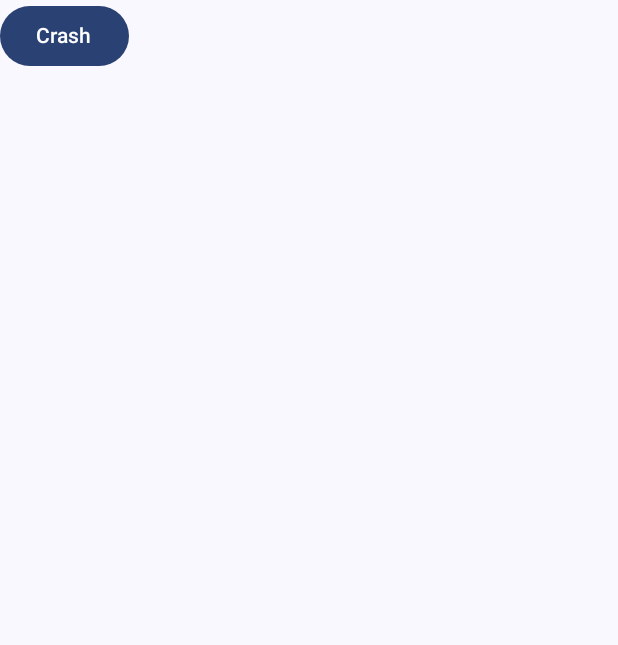
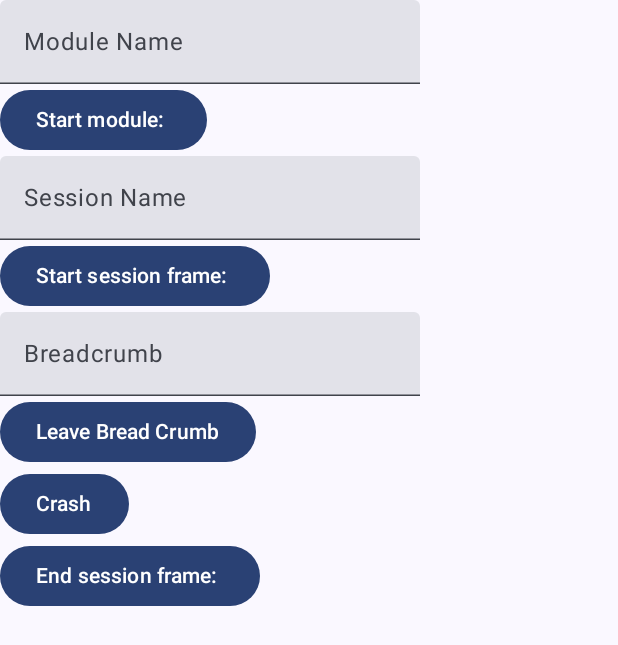
Before and after one commit to prasadaraoteela/app-dynamics-demo, an Android app built with Jetpack Compose: the screen it shows after launch (MainActivity), on a phone screen of 412 x 824 dp. Shown: the top 645 px of the screen. Run offline under Robolectric (Android 15) with nearby library versions, the phone set to English and light mode, and no system bars; libraries missing offline, so code that uses them is left out: com.appdynamics.eumagent; 2 statements that could not run were skipped.

Commit message:
Map user-data with modules and crash by adding user-data to crash report.
* Implement mechanism to map user-data to corresponding module.
* Add user-data to crash report for improved debugging.

```diff
--- a/app/src/main/java/me/prasad/appdynamics/MainActivity.kt
+++ b/app/src/main/java/me/prasad/appdynamics/MainActivity.kt
@@ -1,7 +1,6 @@
 package me.prasad.appdynamics
 
 import android.os.Bundle
-import android.util.Log
 import androidx.activity.ComponentActivity
 import androidx.activity.compose.setContent
 import androidx.compose.foundation.layout.Column
@@ -10,12 +9,15 @@ import androidx.compose.material3.Button
 import androidx.compose.material3.MaterialTheme
 import androidx.compose.material3.Surface
 import androidx.compose.material3.Text
+import androidx.compose.material3.TextField
 import androidx.compose.runtime.Composable
+import androidx.compose.runtime.getValue
+import androidx.compose.runtime.mutableStateOf
+import androidx.compose.runtime.saveable.rememberSaveable
+import androidx.compose.runtime.setValue
 import androidx.compose.ui.Modifier
 import androidx.compose.ui.tooling.preview.Preview
 import com.appdynamics.eumagent.runtime.AgentConfiguration
-import com.appdynamics.eumagent.runtime.CrashReportSummary
-import com.appdynamics.eumagent.runtime.ErrorSeverityLevel
 import com.appdynamics.eumagent.runtime.Instrumentation
 import me.prasad.appdynamics.ui.theme.DemoAppDynamicsTheme
 
@@ -27,7 +29,7 @@ class MainActivity : ComponentActivity() {
       DemoAppDynamicsTheme {
         // A surface container using the 'background' color from the theme
         Surface(modifier = Modifier.fillMaxSize(), color = MaterialTheme.colorScheme.background) {
-          Greeting("Android")
+          AppDynamicsControls()
         }
       }
     }
@@ -43,17 +45,82 @@ class MainActivity : ComponentActivity() {
         .build()
     )
   }
+
+  override fun onStart() {
+    super.onStart()
+    AppDynamics.startModule("Feature 1")
+  }
+
+  override fun onStop() {
+    super.onStop()
+    AppDynamics.stopModule()
+  }
 }
 
 @Composable
-fun Greeting(name: String, modifier: Modifier = Modifier) {
+fun AppDynamicsControls() {
+
+  var breadcrumb by rememberSaveable { mutableStateOf("") }
+  var session by rememberSaveable { mutableStateOf("") }
+  var module by rememberSaveable { mutableStateOf("") }
+
   Column {
+
+    TextField(
+      value = module,
+      onValueChange = { module = it },
+      label = { Text(text = "Module Name") }
+    )
+
     Button(
       onClick = {
-        Log.i("AppDynamics", "Reporting error")
-        AppDynamics.reportError(RuntimeException("New crash with Breadcrumb!"))
+        AppDynamics.startModule(module)
+      }) {
+      Text(text = "Start module: $module")
+    }
+
+    TextField(
+      value = session,
+      onValueChange = { session = it },
+      label = { Text(text = "Session Name") }
+    )
+
+    Button(
+      onClick = {
+        AppDynamics.startSessionFrame(session)
+      }) {
+      Text(text = "Start session frame: $session")
+    }
+
+    TextField(
+      value = breadcrumb,
+      onValueChange = { breadcrumb = it },
+      label = { Text(text = "Breadcrumb") }
+    )
+
+    Button(
+      onClick = {
+        AppDynamics.breadcrumb(breadcrumb)
+      }) {
+      Text(text = "Leave Bread Crumb")
+    }
+
+    Button(
+      onClick = {
+        try {
+          AppDynamics.crash("Crash-$breadcrumb")
+        } finally {
+          AppDynamics.endSessionFrame()
+        }
       }) {
       Text(text = "Crash")
+    }
+
+    Button(
+      onClick = {
+        AppDynamics.endSessionFrame()
+      }) {
+      Text(text = "End session frame: $session")
     }
   }
 }
@@ -62,6 +129,6 @@ fun Greeting(name: String, modifier: Modifier = Modifier) {
 @Composable
 fun GreetingPreview() {
   DemoAppDynamicsTheme {
-    Greeting("Android")
+    AppDynamicsControls()
   }
 }
```
Also changed, not shown: app/src/main/java/me/prasad/appdynamics/AppDynamics.kt (+35 -5 lines), 1 other file.
